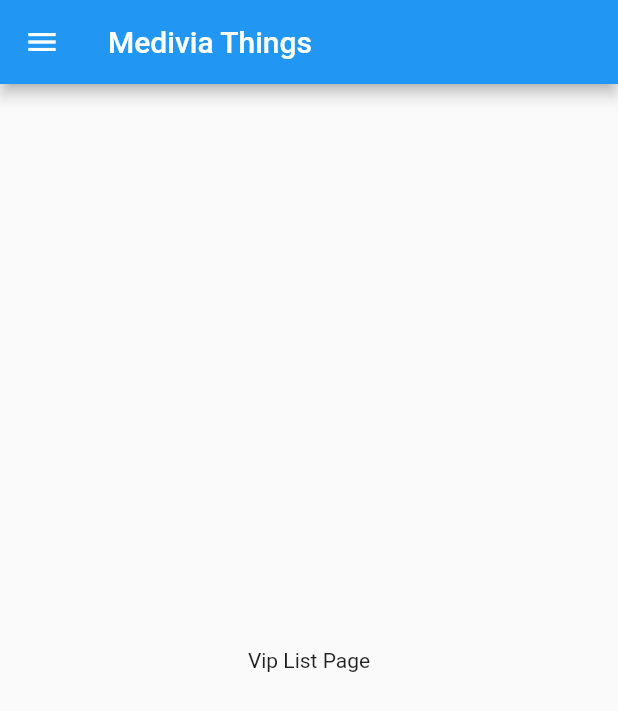
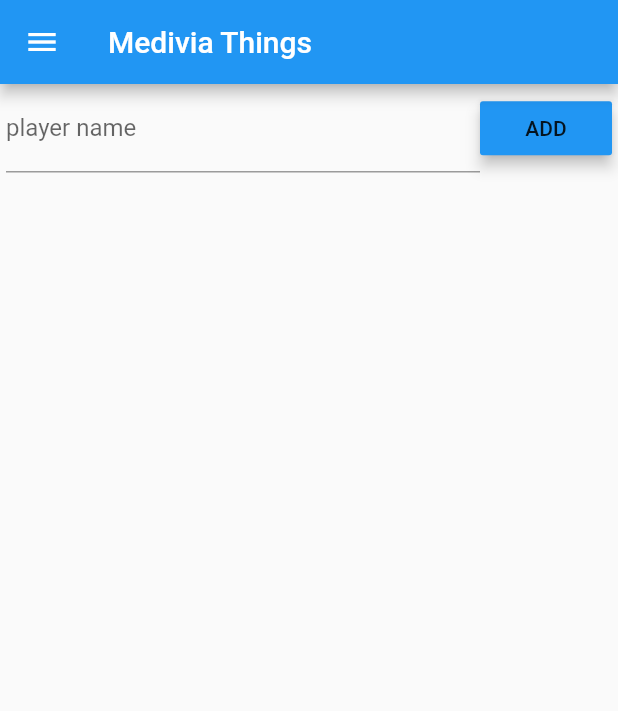
Before and after one commit to Almyk/Medivia-Things, a Flutter app: the screen it shows after launch, on a phone screen of 412 x 824 dp. Shown: the top 711 px of the screen. Run offline on Flutter 3.47's test engine with Material 2 defaults, Android fonts, the phone set to English and light mode, and no system bars; our stand-ins replace bloc, equatable, flutter_bloc; network calls fail.

Commit message:
Add bloc, events, states and ListView for Vip List

```diff
--- a/lib/bloc/blocs/navigation_bloc.dart
+++ b/lib/bloc/blocs/navigation_bloc.dart
@@ -1,6 +1,6 @@
 import 'package:bloc/bloc.dart';
-import 'package:medivia_things/bloc/event/navigation_state.dart';
-import 'package:medivia_things/bloc/state/navigation_event.dart';
+import 'package:medivia_things/bloc/state/navigation_state.dart';
+import 'package:medivia_things/bloc/event/navigation_event.dart';
 
 class NavigationBloc extends Bloc<NavigationEvent, NavigationState> {
   @override
--- a/lib/bloc/blocs/online_bloc.dart
+++ b/lib/bloc/blocs/online_bloc.dart
@@ -1,6 +1,6 @@
 import 'package:bloc/bloc.dart';
-import 'package:medivia_things/bloc/event/online_state.dart';
-import 'package:medivia_things/bloc/state/online_event.dart';
+import 'package:medivia_things/bloc/state/online_state.dart';
+import 'package:medivia_things/bloc/event/online_event.dart';
 import 'dart:async';
 
 class OnlineBloc extends Bloc<OnlineEvent, OnlineState> {
--- /dev/null
+++ b/lib/bloc/blocs/vip_bloc.dart
@@ -0,0 +1,26 @@
+import 'package:bloc/bloc.dart';
+import 'package:flutter/cupertino.dart';
+import 'package:medivia_things/bloc/event/vip_event.dart';
+import 'package:medivia_things/bloc/state/vip_state.dart';
+import 'package:medivia_things/repository/repository.dart';
+
+class VipBloc extends Bloc<VipEvent, VipState> {
+  final Repository repository;
+
+  VipBloc({@required this.repository}) : super();
+
+  @override
+  VipState get initialState => ShowingVipList();
+
+  @override
+  Stream<VipState> mapEventToState(VipEvent event) async* {
+    if (event is AddNewVip) {
+      yield UpdatingVipList();
+      repository.addVipByName(event.name);
+    }
+    if (event is UpdateVipList) {
+      yield ShowingVipList();
+    }
+  }
+
+}
--- /dev/null
+++ b/lib/bloc/event/vip_event.dart
@@ -0,0 +1,18 @@
+import 'package:equatable/equatable.dart';
+import 'package:flutter/cupertino.dart';
+
+abstract class VipEvent extends Equatable {}
+
+class AddNewVip extends VipEvent {
+  final String name;
+
+  AddNewVip({@required this.name});
+
+  @override
+  toString() => "AddNewVip";
+}
+
+class UpdateVipList extends VipEvent {
+  @override
+  toString() => "UpdateVipList";
+}
--- /dev/null
+++ b/lib/bloc/state/vip_state.dart
@@ -0,0 +1,13 @@
+import 'package:equatable/equatable.dart';
+
+abstract class VipState extends Equatable {}
+
+class UpdatingVipList extends VipState {
+  @override
+  toString() => "UpdatingVipList";
+}
+
+class ShowingVipList extends VipState {
+  @override
+  toString() => "ShowingVipList";
+}
--- a/lib/main.dart
+++ b/lib/main.dart
@@ -4,7 +4,8 @@ import 'package:flutter_bloc/flutter_bloc.dart';
 
 import 'package:medivia_things/bloc/blocs/navigation_bloc.dart';
 import 'package:medivia_things/bloc/blocs/online_bloc.dart';
-import 'package:medivia_things/bloc/event/navigation_state.dart';
+import 'package:medivia_things/bloc/blocs/vip_bloc.dart';
+import 'package:medivia_things/bloc/state/navigation_state.dart';
 import 'package:medivia_things/repository/repository.dart';
 import 'package:medivia_things/pages/vip_list_page.dart';
 import 'package:medivia_things/utils/drawer.dart';
@@ -53,6 +54,13 @@ void main() {
             return onlineBloc;
           },
         ),
+        BlocProvider<VipBloc>(
+          builder: (BuildContext context) {
+            final vipBloc = VipBloc(repository: repository);
+            repository.vipBloc = vipBloc;
+            return vipBloc;
+          },
+        ),
       ],
       child: MyApp(repository: repository, drawer: drawer,),
     )
--- a/lib/pages/online_list_page.dart
+++ b/lib/pages/online_list_page.dart
@@ -1,7 +1,7 @@
 import 'package:flutter/material.dart';
 import 'package:flutter_bloc/flutter_bloc.dart';
 import 'package:medivia_things/bloc/blocs/online_bloc.dart';
-import 'package:medivia_things/bloc/event/online_state.dart';
+import 'package:medivia_things/bloc/state/online_state.dart';
 import 'package:medivia_things/repository/repository.dart';
 import 'package:medivia_things/utils/constants.dart';
 import 'package:medivia_things/utils/drawer.dart';
@@ -67,7 +67,7 @@ class OnlineListPage extends StatelessWidget {
   }
 
   Widget _buildOnlineListItem(BuildContext context, Map<String, dynamic> data) {
-    final record = Record.fromMap(data);
+    final record = OnlinePlayer.fromMap(data);
 
     return Padding(
       key: ValueKey(record.name),
--- a/lib/pages/vip_list_page.dart
+++ b/lib/pages/vip_list_page.dart
@@ -1,22 +1,106 @@
 import 'package:flutter/material.dart';
+import 'package:flutter_bloc/flutter_bloc.dart';
+import 'package:medivia_things/bloc/blocs/vip_bloc.dart';
+import 'package:medivia_things/bloc/event/vip_event.dart';
+import 'package:medivia_things/bloc/state/vip_state.dart';
 import 'package:medivia_things/repository/repository.dart';
 import 'package:medivia_things/utils/drawer.dart';
+import 'package:medivia_things/utils/utilities.dart';
 
 import '../bloc/blocs/navigation_bloc.dart';
 
 class VipListPage extends StatelessWidget {
-  VipListPage({Key key, this.title, this.navigationBloc, this.repository}) : super(key: key);
+  VipListPage({Key key, this.title, this.navigationBloc, this.repository})
+      : super(key: key);
 
   final String title;
   final NavigationBloc navigationBloc;
   final Repository repository;
 
+  final nameController = TextEditingController();
+
   @override
   Widget build(BuildContext context) {
-    return Scaffold(
-      appBar: AppBar(title: Text(title),),
-      body: Center(child: Text("Vip List Page"),),
-      drawer: MyDrawer(repository: repository,),
+    final vipBloc = BlocProvider.of<VipBloc>(context);
+    return BlocBuilder(
+        bloc: vipBloc,
+        builder: (BuildContext context, VipState state) {
+          return Scaffold(
+            appBar: AppBar(
+              title: Text(title),
+            ),
+            drawer: MyDrawer(
+              repository: repository,
+            ),
+            body: Column(
+              crossAxisAlignment: CrossAxisAlignment.start,
+              children: <Widget>[
+                Padding(
+                  padding: const EdgeInsets.symmetric(horizontal: 4.0),
+                  child: Row(
+                    mainAxisAlignment: MainAxisAlignment.spaceEvenly,
+                    crossAxisAlignment: CrossAxisAlignment.center,
+                    children: <Widget>[
+                      Expanded(
+                        child: TextField(
+                          decoration: InputDecoration(labelText: 'player name'),
+                          controller: nameController,
+                        ),
+                      ),
+                      RaisedButton(
+                        padding: const EdgeInsets.all(0.0),
+                        elevation: 4.0,
+                        child: Text("ADD"),
+                        color: Colors.blue,
+                        onPressed: () => state is ShowingVipList
+                            ? vipBloc
+                                .dispatch(AddNewVip(name: nameController.text))
+                            : null,
+                      )
+                    ],
+                  ),
+                ),
+                Expanded(
+                  child: _buildVipListItems(context, repository.vipList),
+                )
+              ],
+            ),
+          );
+        });
+  }
+
+  Widget _buildVipListItems(BuildContext context, List<Player> players) {
+    List<Widget> vipList = new List<Widget>();
+
+    for (final player in players) {
+      vipList.add(_buildVipListItem(context, player));
+    }
+    return Scrollbar(
+      child: ListView(
+        children: vipList,
+      ),
+    );
+  }
+
+  Widget _buildVipListItem(BuildContext context, Player player) {
+    return Padding(
+      key: ValueKey(player.name),
+      padding: const EdgeInsets.symmetric(horizontal: 4.0, vertical: 4.0),
+      child: Container(
+        decoration: BoxDecoration(
+            border: Border.all(color: Colors.grey),
+            borderRadius: BorderRadius.circular(5.0)),
+        child: ListTile(
+          title: Text(player.name),
+          trailing: Text(player.status),
+          subtitle: Text("Lv: " +
+              player.level.toString() +
+              ", ${player.profession}, ${player.world}"),
+          onTap: () {
+            print(player.toString());
+          },
+        ),
+      ),
     );
   }
 }
--- a/lib/repository/repository.dart
+++ b/lib/repository/repository.dart
@@ -4,14 +4,21 @@ import 'dart:convert';
 import 'package:http/http.dart' as http;
 import 'package:medivia_things/bloc/blocs/navigation_bloc.dart';
 import 'package:medivia_things/bloc/blocs/online_bloc.dart';
-import 'package:medivia_things/bloc/state/online_event.dart';
+import 'package:medivia_things/bloc/blocs/vip_bloc.dart';
+import 'package:medivia_things/bloc/event/online_event.dart';
+import 'package:medivia_things/bloc/event/vip_event.dart';
 import 'package:medivia_things/utils/constants.dart';
+import 'package:medivia_things/utils/utilities.dart';
 
 class Repository {
   OnlineBloc onlineBloc;
   NavigationBloc navigationBloc;
+  VipBloc vipBloc;
+
   final List<Map<String, dynamic>> onlineLists = new List(5);
   List<int> onlineCounts = [0, 0, 0, 0, 0];
+
+  List<Player> vipList = [];
 
   Timer onlineUpdateTimer;
 
@@ -34,4 +41,23 @@ class Repository {
       onlineBloc.dispatch(OnlineCountUpdate(server: serverNames[i]));
     }
   }
+
+  Future<Player> getPlayerInfo(String name) async {
+    try {
+      var response = await http.get(playerUrl + name.toLowerCase());
+      Map body = json.decode(response.body);
+      var player = Player.fromMap(body);
+      print(player);
+      return player;
+    } catch (e) {
+      print(e);
+    }
+    return null;
+  }
+
+  Future<void> addVipByName(String name) async {
+    Player player = await getPlayerInfo(name);
+    vipList.add(player);
+    vipBloc.dispatch(UpdateVipList());
+  }
 }
--- a/lib/utils/constants.dart
+++ b/lib/utils/constants.dart
@@ -6,3 +6,4 @@ const strife = 4;
 
 const serverNames = ['Destiny', 'Legacy', 'Pendulum', 'Prophecy', 'Strife'];
 const onlineUrl = 'http://almy.iptime.org:5000/medivia/online/';
+const playerUrl = 'https://medapi.herokuapp.com/player_info/';
--- a/lib/utils/drawer.dart
+++ b/lib/utils/drawer.dart
@@ -1,7 +1,7 @@
 import 'package:flutter/material.dart';
 import 'package:flutter_bloc/flutter_bloc.dart';
 import 'package:medivia_things/bloc/blocs/navigation_bloc.dart';
-import 'package:medivia_things/bloc/state/navigation_event.dart';
+import 'package:medivia_things/bloc/event/navigation_event.dart';
 import 'package:medivia_things/repository/repository.dart';
 
 import 'constants.dart';
--- a/lib/utils/utilities.dart
+++ b/lib/utils/utilities.dart
@@ -1,10 +1,10 @@
-class Record {
+class OnlinePlayer {
   final String name;
   final int level;
   final String vocation;
   final String login;
 
-  Record.fromMap(Map<String, dynamic> map)
+  OnlinePlayer.fromMap(Map<String, dynamic> map)
       : assert(map['name'] != null),
         assert(map['level'] != null),
         assert(map['vocation'] != null),
@@ -17,3 +17,26 @@ class Record {
   @override
   String toString() => "Record<$name:$level:$vocation:$login>";
 }
+
+class Player {
+  final String name;
+  final String level;
+  final String profession;
+  final String status;
+  final String world;
+
+  Player.fromMap(Map<String, dynamic> map)
+      : assert(map['name'] != null),
+        assert(map['level'] != null),
+        assert(map['profession'] != null),
+        assert(map['status'] != null),
+        assert(map['world'] != null),
+        name = map['name'],
+        level = map['level'],
+        profession = map['profession'],
+        status = map['status'],
+        world = map['world'];
+
+  @override
+  String toString() => "Player<$name:$level:$profession:$world:$status>";
+}
--- a/pubspec.yaml
+++ b/pubspec.yaml
@@ -14,7 +14,7 @@ description: Application for the online game Medivia
 version: 1.0.0+1
 
 environment:
-  sdk: ">=2.1.0 <3.0.0"
+  sdk: ">=2.2.2 <3.0.0"
 
 dependencies:
   flutter:
```
Also changed, not shown: lib/bloc/event/navigation_event.dart (renamed from lib/bloc/state/navigation_event.dart), lib/bloc/event/online_event.dart (renamed from lib/bloc/state/online_event.dart), lib/bloc/state/navigation_state.dart (renamed from lib/bloc/event/navigation_state.dart), lib/bloc/state/online_state.dart (renamed from lib/bloc/event/online_state.dart).
